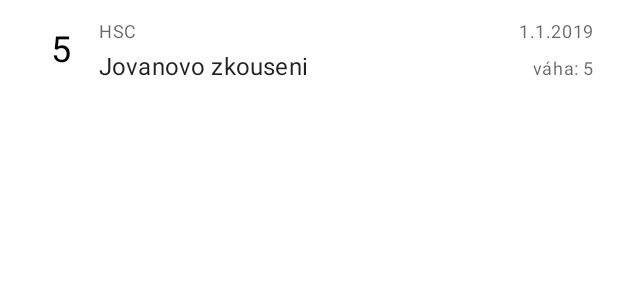
After one commit to Cvolton/FossBakalari, an Android app: the layout znamky_item.xml on its own in the app's theme, with its tools: preview values and no code run, on a phone screen of 412 x 824 dp. The commit adds this screen. Shown: the top 300 px of the screen. Run offline under Robolectric (Android 15) with nearby library versions, the phone set to English and light mode, and no system bars.

Commit message:
Added marks, changed colors based on the icon, changed marks icon in menu

```diff
--- a/app/build.gradle
+++ b/app/build.gradle
@@ -28,6 +28,7 @@ dependencies {
     implementation 'com.google.android.material:material:1.1.0-alpha02'
     implementation 'androidx.legacy:legacy-support-v4:1.0.0'
     implementation 'androidx.vectordrawable:vectordrawable:1.1.0-alpha01'
+
     testImplementation 'junit:junit:4.12'
     androidTestImplementation 'androidx.test:runner:1.1.1'
     androidTestImplementation 'androidx.test.espresso:espresso-core:3.1.1'
--- a/app/src/main/res/drawable/side_nav_bar.xml
+++ b/app/src/main/res/drawable/side_nav_bar.xml
@@ -2,8 +2,8 @@
     android:shape="rectangle">
     <gradient
         android:angle="135"
-        android:centerColor="#009688"
-        android:endColor="#00695C"
-        android:startColor="#4DB6AC"
+        android:centerColor="@color/colorPrimary"
+        android:endColor="@color/colorPrimaryDark"
+        android:startColor="@color/colorPrimaryDark"
         android:type="linear" />
 </shape>
--- /dev/null
+++ b/app/src/main/res/layout/znamky_item.xml
@@ -0,0 +1,83 @@
+<?xml version="1.0" encoding="utf-8"?>
+<LinearLayout xmlns:android="http://schemas.android.com/apk/res/android"
+    android:orientation="horizontal" android:layout_width="match_parent"
+    android:layout_height="64dp"
+    android:paddingStart="16dp"
+    android:paddingEnd="16dp"
+    android:clickable="true"
+    android:focusable="true"
+    android:background="?attr/selectableItemBackground">
+
+    <TextView
+        android:layout_width="50dp"
+        android:layout_height="match_parent"
+        android:gravity="center"
+        android:textAppearance="@style/Base.TextAppearance.AppCompat.Headline"
+        android:text="5"
+        android:textColor="#000"
+        android:id="@+id/znamka"
+        android:singleLine="true"
+        android:ellipsize="marquee"/>
+
+    <LinearLayout
+        android:layout_width="wrap_content"
+        android:layout_height="match_parent"
+        android:orientation="vertical">
+
+    <!--TODO Dat carky kdyz text overflowne -->
+        <TextView
+            android:layout_width="wrap_content"
+            android:layout_height="wrap_content"
+            android:text="HSc"
+            android:textAllCaps="true"
+            android:layout_marginTop="12dp"
+            android:textAppearance="@style/TextAppearance.MaterialComponents.Caption"
+            android:id="@+id/predmet"
+            android:singleLine="true"
+            android:ellipsize="marquee"
+            android:maxLength="20" />
+
+
+        <TextView
+            android:layout_marginTop="4dp"
+            android:layout_width="wrap_content"
+            android:layout_height="wrap_content"
+            android:text="Jovanovo zkouseni"
+            android:textAppearance="@style/TextAppearance.MaterialComponents.Subtitle1"
+            android:id="@+id/popis"
+            android:singleLine="true"
+            android:ellipsize="marquee"
+            android:maxLength="25" />
+
+    </LinearLayout>
+
+    <LinearLayout
+        android:layout_width="match_parent"
+        android:layout_height="match_parent"
+        android:orientation="vertical">
+
+
+        <TextView
+            android:layout_width="wrap_content"
+            android:layout_height="wrap_content"
+            android:text="1.1.2019"
+            android:layout_gravity="end"
+            android:layout_marginTop="12dp"
+            android:textAppearance="@style/TextAppearance.MaterialComponents.Caption"
+            android:id="@+id/datum"
+            android:singleLine="true"
+            android:ellipsize="marquee"/>
+
+        <TextView
+            android:layout_width="wrap_content"
+            android:layout_height="wrap_content"
+            android:layout_gravity="end"
+            android:text="váha: 5"
+            android:textAppearance="@style/TextAppearance.MaterialComponents.Caption"
+            android:id="@+id/vaha"
+            android:layout_marginTop="8dp"
+            android:singleLine="true"
+            android:ellipsize="marquee"/>
+    </LinearLayout>
+
+</LinearLayout>
--- a/app/src/main/res/values/colors.xml
+++ b/app/src/main/res/values/colors.xml
@@ -1,6 +1,6 @@
 <?xml version="1.0" encoding="utf-8"?>
 <resources>
-    <color name="colorPrimary">#4385f6</color>
-    <color name="colorPrimaryDark">#4278d0</color>
-    <color name="colorAccent">#D81B60</color>
+    <color name="colorPrimary">#1976d2</color>
+    <color name="colorPrimaryDark">#1565C0</color>
+    <color name="colorAccent">#d32f2f</color>
 </resources>
```
Also changed, not shown: app/src/main/AndroidManifest.xml (+6 -3 lines), app/src/main/java/cz/michaelbrabec/fossbakalari/MainActivity.java (+7 -1 lines), app/src/main/java/cz/michaelbrabec/fossbakalari/ZnamkyActivity.java (added, +176 -0 lines), app/src/main/java/cz/michaelbrabec/fossbakalari/ZnamkyBasicAdapter.java (added, +58 -0 lines), app/src/main/java/cz/michaelbrabec/fossbakalari/ZnamkyItem.java (added, +54 -0 lines), app/src/main/res/drawable/ic_znamky.xml (added, +9 -0 lines), app/src/main/res/layout/content_znamky.xml (added, +22 -0 lines), app/src/main/res/drawable-hdpi/ic_znamky.png (deleted), app/src/main/res/drawable-mdpi/ic_znamky.png (deleted), app/src/main/res/drawable-xhdpi/ic_znamky.png (deleted), app/src/main/res/drawable-xxhdpi/ic_znamky.png (deleted), app/src/main/res/drawable-xxxhdpi/ic_znamky.png (deleted).
